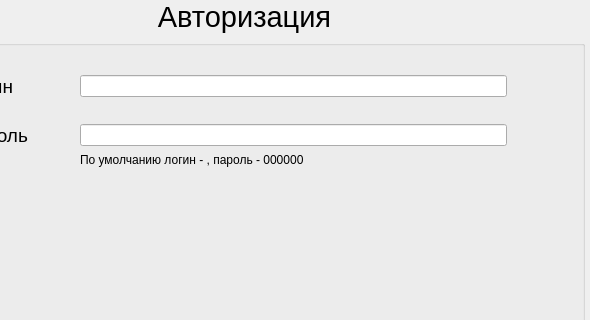
Above: QT_projects/automated_workplace/mainwindow.ui from alexkonru/QT-project before the change; both pictures show x 96 to 686 and y 140 to 460 of the 686 by 701 pixel window. Below: the same form after it.
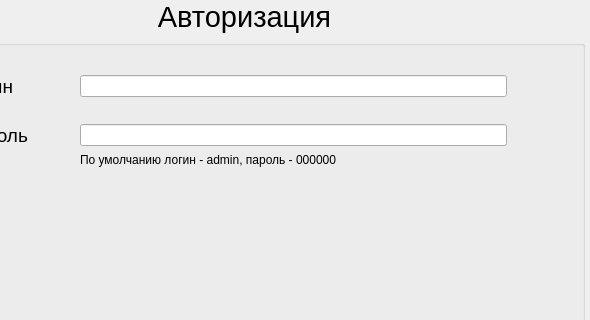
That is the form after the change. Icons and pictures are not drawn.

```diff
--- a/QT_projects/automated_workplace/mainwindow.ui
+++ b/QT_projects/automated_workplace/mainwindow.ui
@@ -120,7 +120,7 @@
         <item row="5" column="3">
          <widget class="QLabel" name="label_4">
           <property name="text">
-           <string>&lt;html&gt;&lt;head/&gt;&lt;body&gt;&lt;p&gt;По умолчанию логин - , пароль - 000000&lt;/p&gt;&lt;/body&gt;&lt;/html&gt;</string>
+           <string>&lt;html&gt;&lt;head/&gt;&lt;body&gt;&lt;p&gt;По умолчанию логин - admin, пароль - 000000&lt;/p&gt;&lt;/body&gt;&lt;/html&gt;</string>
           </property>
          </widget>
         </item>
```
